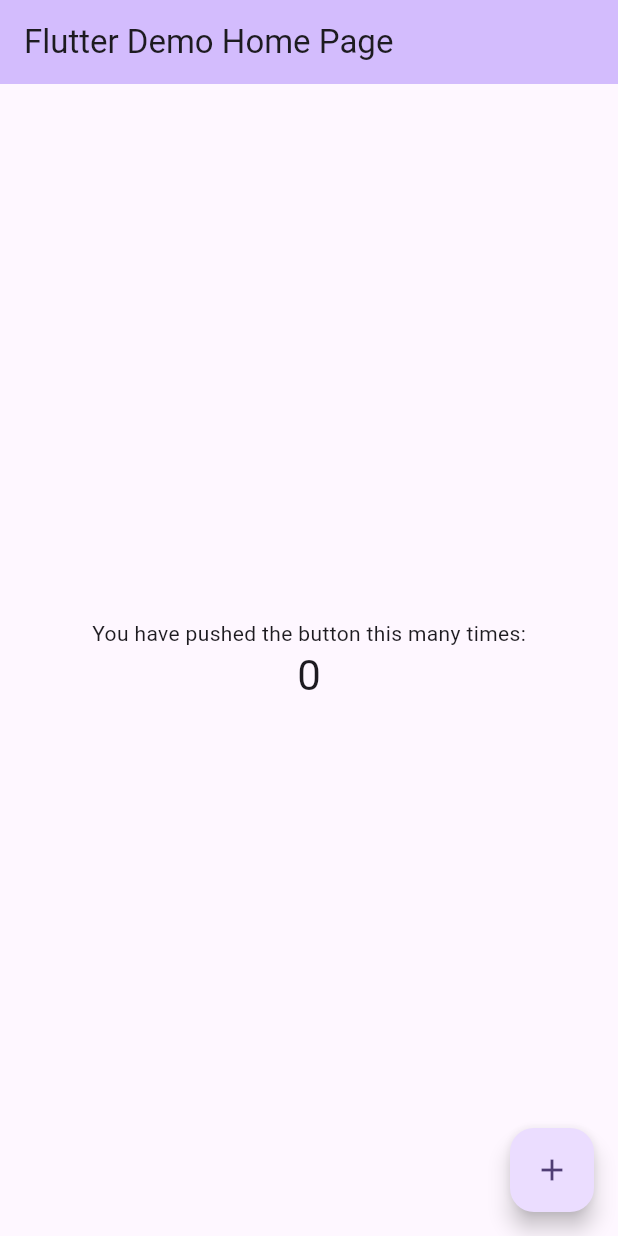
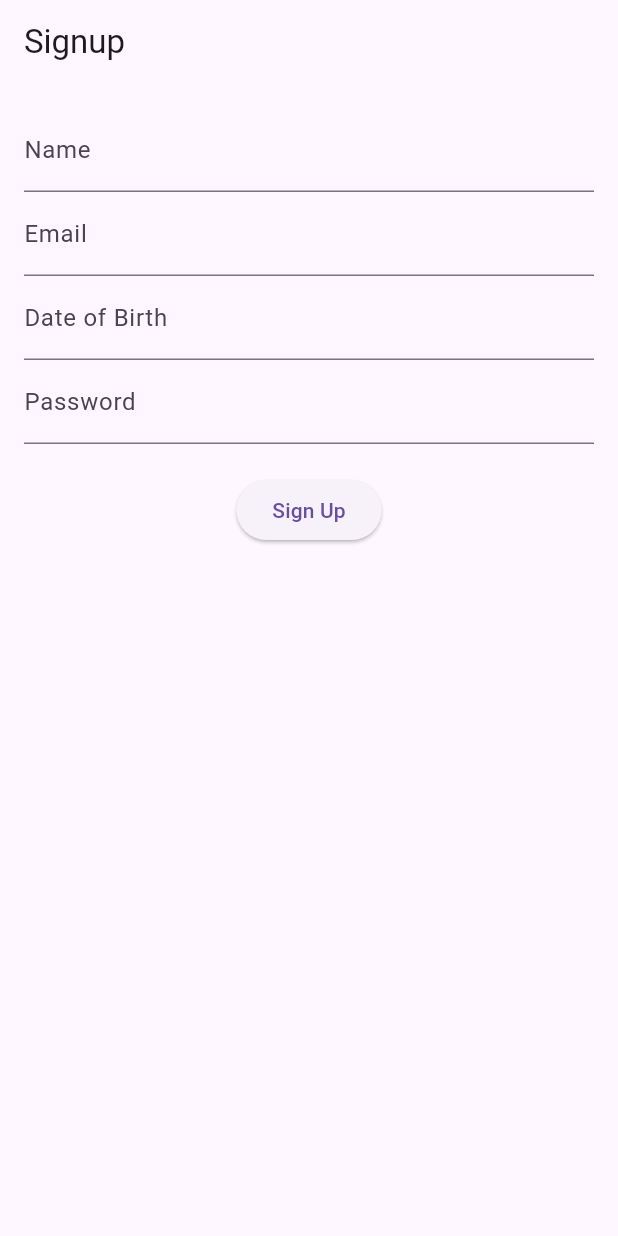
Before and after one commit to sricharan8462/Form-Input-Validation, a Flutter app: the screen it shows after launch, on a phone screen of 412 x 824 dp. Run offline on Flutter 3.47's test engine with Material 3 defaults, Android fonts, the phone set to English and light mode, and no system bars.

Commit message:
added form fields (name, email, dob, password)

```diff
--- a/lib/main.dart
+++ b/lib/main.dart
@@ -1,122 +1,42 @@
 import 'package:flutter/material.dart';
 
 void main() {
-  runApp(const MyApp());
+  runApp(const SignupApp());
 }
 
-class MyApp extends StatelessWidget {
-  const MyApp({super.key});
-
-  // This widget is the root of your application.
+class SignupApp extends StatelessWidget {
+  const SignupApp({super.key});
   @override
   Widget build(BuildContext context) {
-    return MaterialApp(
-      title: 'Flutter Demo',
-      theme: ThemeData(
-        // This is the theme of your application.
-        //
-        // TRY THIS: Try running your application with "flutter run". You'll see
-        // the application has a purple toolbar. Then, without quitting the app,
-        // try changing the seedColor in the colorScheme below to Colors.green
-        // and then invoke "hot reload" (save your changes or press the "hot
-        // reload" button in a Flutter-supported IDE, or press "r" if you used
-        // the command line to start the app).
-        //
-        // Notice that the counter didn't reset back to zero; the application
-        // state is not lost during the reload. To reset the state, use hot
-        // restart instead.
-        //
-        // This works for code too, not just values: Most code changes can be
-        // tested with just a hot reload.
-        colorScheme: ColorScheme.fromSeed(seedColor: Colors.deepPurple),
+    return const MaterialApp(home: SignupPage());
+  }
+}
+
+class SignupPage extends StatelessWidget {
+  const SignupPage({super.key});
+
+  @override
+  Widget build(BuildContext context) {
+    return Scaffold(
+      appBar: AppBar(title: const Text('Signup')),
+      body: Padding(
+        padding: const EdgeInsets.all(16.0),
+        child: Column(
+          children: [
+            TextField(decoration: const InputDecoration(labelText: 'Name')),
+            TextField(decoration: const InputDecoration(labelText: 'Email')),
+            TextField(
+              decoration: const InputDecoration(labelText: 'Date of Birth'),
+            ),
+            TextField(
+              obscureText: true,
+              decoration: const InputDecoration(labelText: 'Password'),
+            ),
+            const SizedBox(height: 20),
+            ElevatedButton(onPressed: () {}, child: const Text('Sign Up')),
+          ],
+        ),
       ),
-      home: const MyHomePage(title: 'Flutter Demo Home Page'),
     );
   }
 }
-
-class MyHomePage extends StatefulWidget {
-  const MyHomePage({super.key, required this.title});
-
-  // This widget is the home page of your application. It is stateful, meaning
-  // that it has a State object (defined below) that contains fields that affect
-  // how it looks.
-
-  // This class is the configuration for the state. It holds the values (in this
-  // case the title) provided by the parent (in this case the App widget) and
-  // used by the build method of the State. Fields in a Widget subclass are
-  // always marked "final".
-
-  final String title;
-
-  @override
-  State<MyHomePage> createState() => _MyHomePageState();
-}
-
-class _MyHomePageState extends State<MyHomePage> {
-  int _counter = 0;
-
-  void _incrementCounter() {
-    setState(() {
-      // This call to setState tells the Flutter framework that something has
-      // changed in this State, which causes it to rerun the build method below
-      // so that the display can reflect the updated values. If we changed
-      // _counter without calling setState(), then the build method would not be
-      // called again, and so nothing would appear to happen.
-      _counter++;
-    });
-  }
-
-  @override
-  Widget build(BuildContext context) {
-    // This method is rerun every time setState is called, for instance as done
-    // by the _incrementCounter method above.
-    //
-    // The Flutter framework has been optimized to make rerunning build methods
-    // fast, so that you can just rebuild anything that needs updating rather
-    // than having to individually change instances of widgets.
-    return Scaffold(
-      appBar: AppBar(
-        // TRY THIS: Try changing the color here to a specific color (to
-        // Colors.amber, perhaps?) and trigger a hot reload to see the AppBar
-        // change color while the other colors stay the same.
-        backgroundColor: Theme.of(context).colorScheme.inversePrimary,
-        // Here we take the value from the MyHomePage object that was created by
-        // the App.build method, and use it to set our appbar title.
-        title: Text(widget.title),
-      ),
-      body: Center(
-        // Center is a layout widget. It takes a single child and positions it
-        // in the middle of the parent.
-        child: Column(
-          // Column is also a layout widget. It takes a list of children and
-          // arranges them vertically. By default, it sizes itself to fit its
-          // children horizontally, and tries to be as tall as its parent.
-          //
-          // Column has various properties to control how it sizes itself and
-          // how it positions its children. Here we use mainAxisAlignment to
-          // center the children vertically; the main axis here is the vertical
-          // axis because Columns are vertical (the cross axis would be
-          // horizontal).
-          //
-          // TRY THIS: Invoke "debug painting" (choose the "Toggle Debug Paint"
-          // action in the IDE, or press "p" in the console), to see the
-          // wireframe for each widget.
-          mainAxisAlignment: MainAxisAlignment.center,
-          children: <Widget>[
-            const Text('You have pushed the button this many times:'),
-            Text(
-              '$_counter',
-              style: Theme.of(context).textTheme.headlineMedium,
-            ),
-          ],
-        ),
-      ),
-      floatingActionButton: FloatingActionButton(
-        onPressed: _incrementCounter,
-        tooltip: 'Increment',
-        child: const Icon(Icons.add),
-      ), // This trailing comma makes auto-formatting nicer for build methods.
-    );
-  }
-}
```
